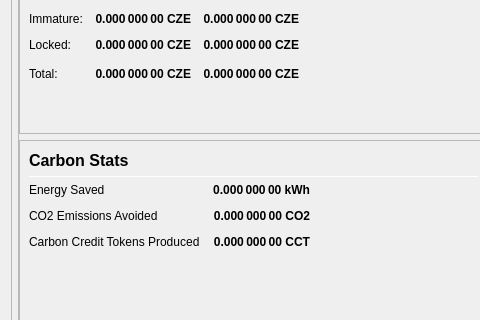
Above: src/qt/forms/overviewpage.ui from Carbon-Zero/CarbonZero before the change; both pictures show x 0 to 480 and y 438 to 758 of the 978 by 841 pixel window. Below: the same form after it.
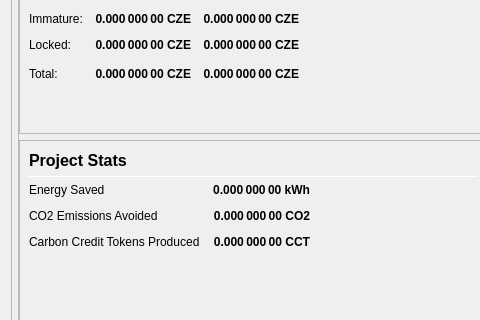
That is the form after the change.

Commit message: Format Carbon Stats Numbers

Diff of the .ui file:
```diff
--- a/src/qt/forms/overviewpage.ui
+++ b/src/qt/forms/overviewpage.ui
@@ -858,7 +858,7 @@
                           </font>
                          </property>
                          <property name="text">
-                          <string>Carbon Stats</string>
+                          <string>Project Stats</string>
                          </property>
                         </widget>
                        </item>
```
Left out of the diff: 1 changed line with no effect on the pictures.
